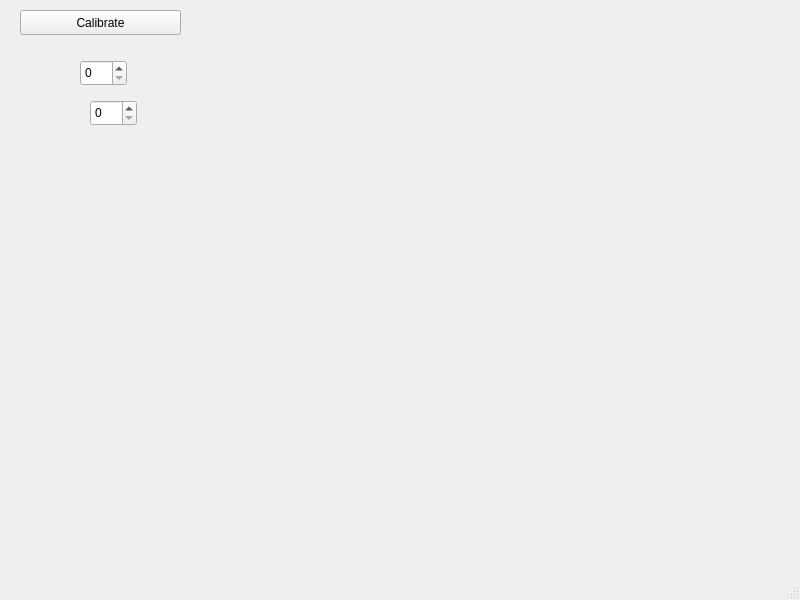
Above: mainwindow.ui from det-exe/ESP32-BLE-Gamepad-Manager before the change. Below: the same form after it.
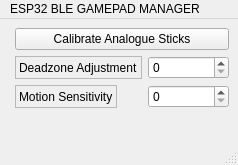
That is the form after the change.

Commit message: Built flatpak

The edit to the form file:
```diff
--- a/mainwindow.ui
+++ b/mainwindow.ui
@@ -6,57 +6,75 @@
    <rect>
     <x>0</x>
     <y>0</y>
-    <width>800</width>
-    <height>600</height>
+    <width>238</width>
+    <height>165</height>
    </rect>
   </property>
   <property name="windowTitle">
    <string>MainWindow</string>
   </property>
   <widget class="QWidget" name="centralwidget">
-   <widget class="QPushButton" name="calibrateButton">
-    <property name="geometry">
-     <rect>
-      <x>20</x>
-      <y>10</y>
-      <width>161</width>
-      <height>25</height>
-     </rect>
-    </property>
-    <property name="text">
-     <string>Calibrate</string>
-    </property>
-   </widget>
-   <widget class="QSpinBox" name="deadzoneSpinBox">
-    <property name="geometry">
-     <rect>
-      <x>80</x>
-      <y>60</y>
-      <width>47</width>
-      <height>26</height>
-     </rect>
-    </property>
-   </widget>
-   <widget class="QSpinBox" name="sensitivitySpinBox">
-    <property name="geometry">
-     <rect>
-      <x>90</x>
-      <y>100</y>
-      <width>47</width>
-      <height>26</height>
-     </rect>
-    </property>
-   </widget>
+   <layout class="QFormLayout" name="formLayout_2">
+    <item row="0" column="1">
+     <layout class="QFormLayout" name="formLayout_3">
+      <item row="1" column="0">
+       <widget class="QLabel" name="label">
+        <property name="frameShape">
+         <enum>QFrame::Shape::StyledPanel</enum>
+        </property>
+        <property name="frameShadow">
+         <enum>QFrame::Shadow::Raised</enum>
+        </property>
+        <property name="text">
+         <string>Deadzone Adjustment</string>
+        </property>
+       </widget>
+      </item>
+      <item row="1" column="1">
+       <widget class="QSpinBox" name="deadzoneSpinBox"/>
+      </item>
+      <item row="2" column="0">
+       <widget class="QLabel" name="label_2">
+        <property name="frameShape">
+         <enum>QFrame::Shape::StyledPanel</enum>
+        </property>
+        <property name="frameShadow">
+         <enum>QFrame::Shadow::Raised</enum>
+        </property>
+        <property name="text">
+         <string>Motion Sensitivity</string>
+        </property>
+       </widget>
+      </item>
+      <item row="2" column="1">
+       <widget class="QSpinBox" name="sensitivitySpinBox"/>
+      </item>
+      <item row="0" column="0" colspan="2">
+       <widget class="QPushButton" name="calibrateButton">
+        <property name="text">
+         <string>Calibrate Analogue Sticks</string>
+        </property>
+       </widget>
+      </item>
+     </layout>
+    </item>
+   </layout>
   </widget>
   <widget class="QMenuBar" name="menubar">
    <property name="geometry">
     <rect>
      <x>0</x>
      <y>0</y>
-     <width>800</width>
+     <width>238</width>
      <height>22</height>
     </rect>
    </property>
+   <widget class="QMenu" name="menuESP32_BLE_GAMEPAD_MANAGER">
+    <property name="title">
+     <string>ESP32 BLE GAMEPAD MANAGER</string>
+    </property>
+   </widget>
+   <addaction name="menuESP32_BLE_GAMEPAD_MANAGER"/>
   </widget>
   <widget class="QStatusBar" name="statusbar"/>
  </widget>
```
The commit also changes 2 other files.
